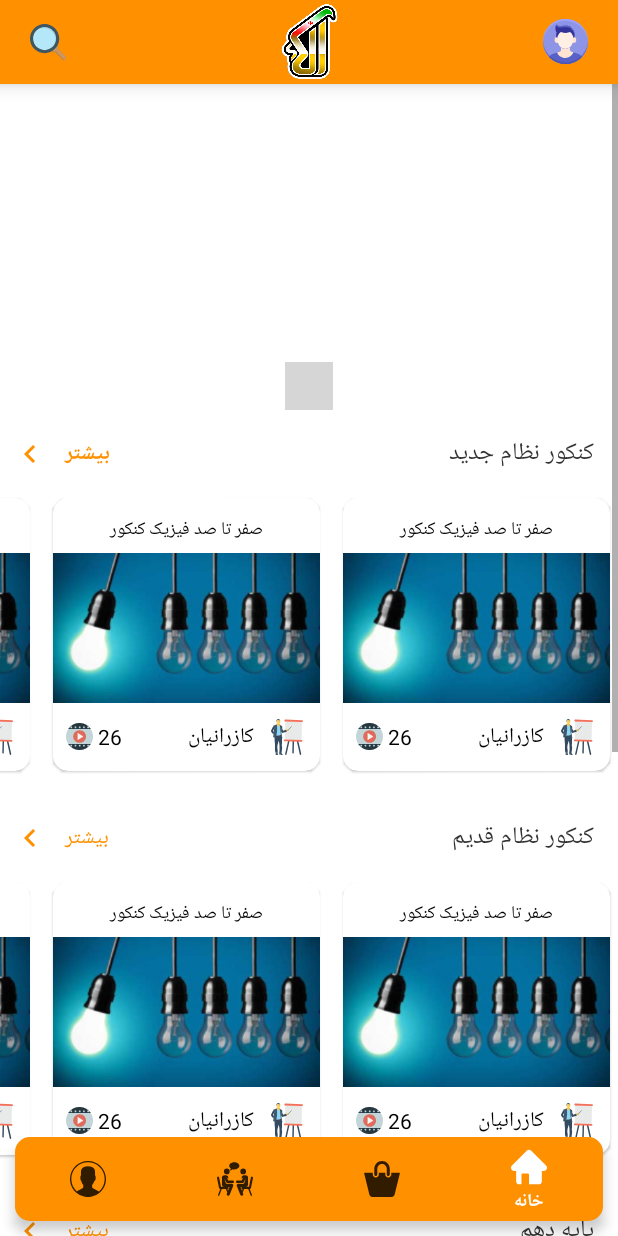
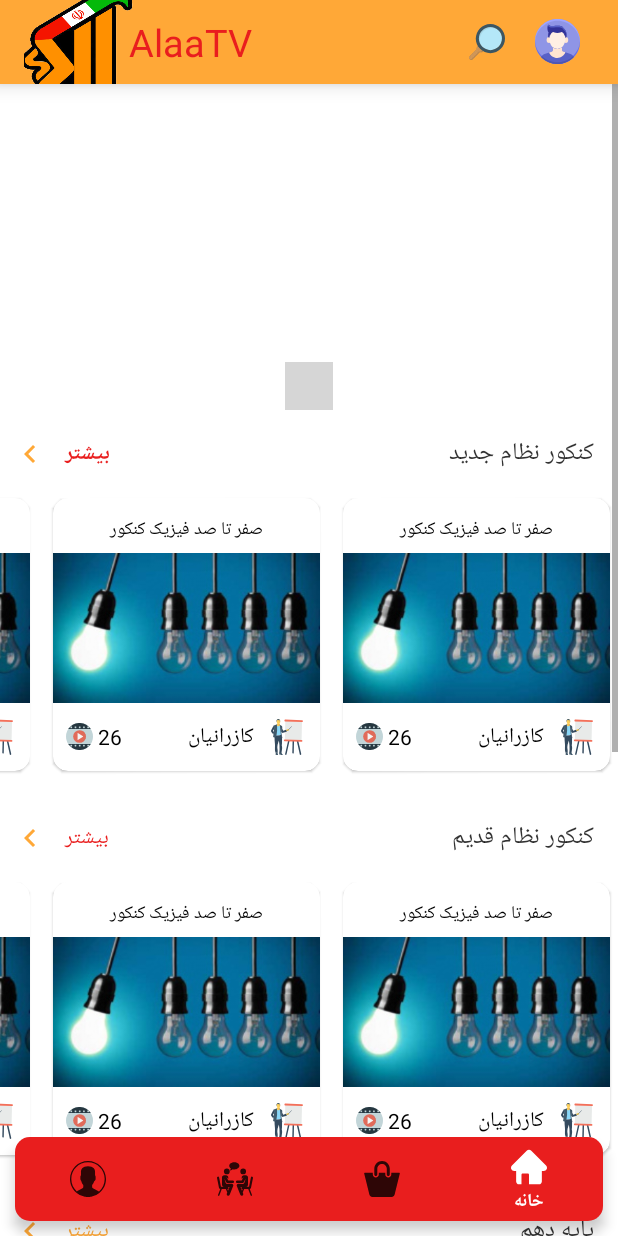
Before and after one commit to javad9214/Alaa, an Android app: the screen it shows after launch (HomeActivity), after a tap on "ورود", on a phone screen of 412 x 824 dp. Run offline under Robolectric (Android 15) with nearby library versions, the phone set to English and light mode, and no system bars; libraries missing offline, so code that uses them is left out: at.blogc.android, com.asksira.loopingviewpager, com.hzn.lib, com.tbuonomo.viewpagerdotsindicator, com.transitionseverywhere and 1 more; plain views replace DotsIndicator, LoopingViewPager; Roboto replaces fonts that are not available here; 19 statements that could not run were skipped; grey boxes are pictures that could not be loaded.

Commit message:
26 June
                          Filter Page Dialog

                      Main theme change

```diff
--- a/app/src/main/res/drawable/ic_chevron_left_black_24dp.xml
+++ b/app/src/main/res/drawable/ic_chevron_left_black_24dp.xml
@@ -1,5 +1,5 @@
 <vector android:autoMirrored="true" android:height="24dp"
     android:viewportHeight="24.0" android:viewportWidth="24.0"
     android:width="24dp" xmlns:android="http://schemas.android.com/apk/res/android">
-    <path android:fillColor="#FF000000" android:pathData="M15.41,7.41L14,6l-6,6 6,6 1.41,-1.41L10.83,12z"/>
+    <path android:fillColor="@color/RedLight" android:pathData="M15.41,7.41L14,6l-6,6 6,6 1.41,-1.41L10.83,12z"/>
 </vector>
--- a/app/src/main/res/drawable/ic_product_nav.xml
+++ b/app/src/main/res/drawable/ic_product_nav.xml
@@ -1,5 +1,5 @@
 <vector android:height="24dp" android:viewportHeight="48"
     android:viewportWidth="48" android:width="24dp" xmlns:android="http://schemas.android.com/apk/res/android">
-    <path android:fillColor="#FF000000" android:pathData="M15.733,20.125c1.104,0 2,-0.896 2,-2v-7.8C17.733,6.838 20.57,4 24.058,4c3.487,0 6.325,2.838 6.325,6.325v7.8c0,1.104 0.896,2 2,2c1.104,0 2,-0.896 2,-2v-7.8C34.383,4.632 29.751,0 24.058,0c-5.692,0 -10.324,4.632 -10.324,10.325v7.8C13.733,19.229 14.629,20.125 15.733,20.125z"/>
-    <path android:fillColor="#FF000000" android:pathData="M47,15.631H36.383v2.494c0,2.206 -1.794,4 -4,4c-2.205,0 -4,-1.794 -4,-4v-2.494h-8.649v2.494c0,2.206 -1.794,4 -4,4s-4,-1.794 -4,-4v-2.494H1c-0.552,0 -0.893,0.435 -0.762,0.971L7.235,45.1C7.658,46.702 9.343,48 11,48h26c1.658,0 3.342,-1.299 3.767,-2.9l6.996,-28.498C47.893,16.065 47.553,15.631 47,15.631z"/>
+    <path android:fillColor="@color/pureWhite" android:pathData="M15.733,20.125c1.104,0 2,-0.896 2,-2v-7.8C17.733,6.838 20.57,4 24.058,4c3.487,0 6.325,2.838 6.325,6.325v7.8c0,1.104 0.896,2 2,2c1.104,0 2,-0.896 2,-2v-7.8C34.383,4.632 29.751,0 24.058,0c-5.692,0 -10.324,4.632 -10.324,10.325v7.8C13.733,19.229 14.629,20.125 15.733,20.125z"/>
+    <path android:fillColor="@color/pureWhite" android:pathData="M47,15.631H36.383v2.494c0,2.206 -1.794,4 -4,4c-2.205,0 -4,-1.794 -4,-4v-2.494h-8.649v2.494c0,2.206 -1.794,4 -4,4s-4,-1.794 -4,-4v-2.494H1c-0.552,0 -0.893,0.435 -0.762,0.971L7.235,45.1C7.658,46.702 9.343,48 11,48h26c1.658,0 3.342,-1.299 3.767,-2.9l6.996,-28.498C47.893,16.065 47.553,15.631 47,15.631z"/>
 </vector>
--- a/app/src/main/res/layout/activity_main.xml
+++ b/app/src/main/res/layout/activity_main.xml
@@ -20,38 +20,63 @@
             android:layout_width="match_parent"
             android:layout_height="?attr/actionBarSize">
 
+            <RelativeLayout
+                android:layout_width="match_parent"
+                android:layout_height="match_parent"
+                android:layout_marginRight="20dp">
+
                 <androidx.appcompat.widget.AppCompatImageView
+                    android:id="@+id/search_button"
                     android:layout_width="wrap_content"
                     android:layout_height="wrap_content"
-                android:id="@+id/search_button"
-                android:src="@drawable/ic_searching_btn"
+                    android:scaleX="-1"
+                    android:layout_marginEnd="20dp"
                     android:layout_gravity="start"
-                android:layout_marginStart="20dp"
+                    android:layout_centerVertical="true"
+                    android:layout_toStartOf="@+id/img_profile"
+                    android:background="?selectableItemBackgroundBorderless"
+                    android:clickable="true"
+                    android:focusable="true"
                     android:onClick="GoTOSearch"
-                android:clickable="true"
-                android:background="?selectableItemBackgroundBorderless"
-                android:focusable="true" />
+                    android:src="@drawable/ic_searching_btn" />
 
 
                 <ImageView
-                android:layout_width="50dp"
+                    android:id="@+id/alaa_logo"
+                    android:layout_width="70dp"
                     android:layout_height="50dp"
+                    android:layout_alignParentBottom="true"
                     android:layout_gravity="center"
-                android:id="@+id/alaa_logo"
-                android:src="@drawable/alaa_logo_colored"
-                android:scaleType="fitCenter"/>
+                    android:scaleType="centerInside"
+                    android:scaleY="3"
+                    android:scaleX="3.75"
+                    android:src="@drawable/alaa_logo_black" />
+
+
+                <com.example.alaa.Views.UI.CustomViews.MyTextView
+                    android:layout_width="wrap_content"
+                    android:layout_height="wrap_content"
+                    android:text="@string/app_name"
+                    android:layout_centerVertical="true"
+                    android:textColor="@color/RedLight"
+                    android:layout_toEndOf="@id/alaa_logo"
+                   app:MyTextViewFont="MaliBoldItalic"
+                    android:textSize="25sp"/>
 
                 <androidx.appcompat.widget.AppCompatImageView
+                    android:id="@+id/img_profile"
                     android:layout_width="wrap_content"
                     android:layout_height="wrap_content"
-                android:id="@+id/img_profile"
-                android:src="@drawable/ic_account"
-                android:layout_gravity="end"
-                android:layout_marginEnd="20dp"
+                    android:layout_alignParentEnd="true"
+                    android:layout_centerVertical="true"
+                    android:layout_marginEnd="5dp"
+                    android:background="?selectableItemBackgroundBorderless"
+                    android:clickable="true"
+                    android:focusable="true"
                     android:onClick="Onclick_dashboard"
-                android:clickable="true"
-                android:background="?selectableItemBackgroundBorderless"
-                android:focusable="true" />
+                    android:src="@drawable/ic_account" />
+
+            </RelativeLayout>
 
 
         </androidx.appcompat.widget.Toolbar>
--- a/app/src/main/res/layout/content_main.xml
+++ b/app/src/main/res/layout/content_main.xml
@@ -67,6 +67,7 @@
                         android:layout_gravity="bottom"
                         android:layout_marginStart="0dp"
                         android:text="@string/more"
+                        android:textColor="@color/RedLight"
                         android:textStyle="bold"
                         app:icon="@drawable/ic_chevron_left_black_24dp"
                         android:onClick="Onclick_more"/>
@@ -113,6 +114,7 @@
                         android:layout_height="wrap_content"
                         android:layout_gravity="bottom"
                         android:text="@string/more"
+                        android:textColor="@color/RedLight"
                         app:icon="@drawable/ic_chevron_left_black_24dp" />
 
                     <com.example.alaa.Views.UI.CustomViews.MyTextView
@@ -255,7 +257,7 @@
         android:layout_marginStart="0dp"
         android:layout_marginEnd="0dp"
         style="@style/Widget.MaterialComponents.BottomNavigationView.Colored"
-        android:background="@color/alaa5"
+        android:background="@color/RedLight"
         app:itemIconTint="@drawable/bottom_navigation_colors"
         app:itemTextColor="@drawable/bottom_navigation_colors"
         app:layout_constraintBottom_toBottomOf="parent"
--- a/app/src/main/res/layout/content_product_page.xml
+++ b/app/src/main/res/layout/content_product_page.xml
@@ -247,7 +247,7 @@
         android:layout_marginStart="@dimen/Margin16"
         android:layout_marginBottom="@dimen/Margin10"
         android:src="@drawable/ic_product_nav"
-        app:backgroundTint="@color/alaa5"
+        app:backgroundTint="@color/green"
         app:fabSize="normal"/>
 
 </androidx.constraintlayout.widget.ConstraintLayout>
--- a/app/src/main/res/layout/filter_items.xml
+++ b/app/src/main/res/layout/filter_items.xml
@@ -8,4 +8,8 @@
     android:layout_height="wrap_content"
     android:layout_marginStart="@dimen/Margin16"
     android:layout_marginEnd="@dimen/Margin5"
+    app:backgroundTint="@color/pureWhite"
+    android:textColor="@color/blackTitle"
+    app:iconTint="@color/black"
+    style="@style/Widget.MaterialComponents.Button.OutlinedButton"
     android:text="@string/NewSystem" />
--- a/app/src/main/res/layout/total_price_component.xml
+++ b/app/src/main/res/layout/total_price_component.xml
@@ -34,7 +34,7 @@
                 android:layout_marginEnd="@dimen/Margin5"
                 android:gravity="center"
                 android:text="(49,000)"
-                android:textColor="@color/Red"
+                android:textColor="@color/RedLight"
                 android:textSize="18sp"
                 app:MyTextViewFont="IranSansNumMedium" />
 
--- a/app/src/main/res/values/colors.xml
+++ b/app/src/main/res/values/colors.xml
@@ -2,7 +2,7 @@
 <resources>
     <color name="colorPrimary">#3AF3DF</color>
     <color name="colorPrimaryDark">#00574B</color>
-    <color name="colorAccent">#D81B60</color>
+    <color name="colorAccent">#FD0863</color>
 
     <color name="pureWhite">#ffffff</color>
     <color name="grayWhite">#A1EEEEEE</color>
@@ -13,14 +13,18 @@
     <color name="gray2">#D2201F1F</color>
     <color name="green">#4CAF50</color>
     <color name="lightGreen">#09EB10</color>
+    <color name="customGreen">#09EB10</color>
     <color name="darkGreen">#065A08</color>
     <color name="saddleBrown">#8B4513</color>
     <color name="DarkOliveGreen">#556B2F</color>
-    <color name="purple">#9816f4</color>
+    <color name="purple">#C6A855E4</color>
     <color name="Red">#8A0505</color>
+    <color name="RedLight">#E91E1E</color>
+    <color name="custom">#F84613</color>
 
     <!-- Alaa colors -->
    <color name="alaa0">#B9FFA837</color>
+   <color name="alaa">#D5F7B999</color>
     <color name="alaa1">#ffa837</color>
     <color name="alaa2">#ff9e21</color>
     <color name="alaa3">#ff9a17</color>
--- a/app/src/main/res/values/strings.xml
+++ b/app/src/main/res/values/strings.xml
@@ -1,6 +1,6 @@
 <resources>
 
-    <string name="app_name">Alaa</string>
+    <string name="app_name">AlaaTV</string>
 
     //navigation button
     <string name="title_home">خانه</string>
@@ -102,7 +102,7 @@
     <string name="Major_Ensani">انسانی</string>
     <string name="Lesson">درس</string>
     <string name="teacher">دبیر</string>
-
+    <string name="ApplyFilter">اعمال</string>
 
     //others
     <string name="BracketLeft"> ( </string>
--- a/app/src/main/res/values/styles.xml
+++ b/app/src/main/res/values/styles.xml
@@ -13,8 +13,8 @@
         <item name="windowActionBar">false</item>
         <item name="windowNoTitle">true</item>
 
-        <item name="colorPrimary">@color/alaa5</item>
-        <item name="colorPrimaryDark">@color/alaa5</item>
+        <item name="colorPrimary">@color/alaa1</item>
+        <item name="colorPrimaryDark">@color/alaa1</item>
         <item name="colorAccent">@color/alaa5</item>
 
 
```
Also changed, not shown: app/src/main/AndroidManifest.xml (+2 -5 lines), app/src/main/java/com/example/alaa/Views/UI/CustomViews/FilteringStepGuide.kt (added, +29 -0 lines), app/src/main/java/com/example/alaa/Views/UI/CustomViews/MyTextView.java (+12 -0 lines), app/src/main/res/layout/filter_navigation.xml (+19 -20 lines), app/src/main/res/layout/filtering_guide_step.xml (added, +184 -0 lines), app/src/main/res/layout/fragment_base_filter_dialog.xml (+8 -8 lines), app/src/main/res/layout/fragment_filter_education_system.xml (+10 -0 lines), app/src/main/res/values/attr.xml (+15 -0 lines), app/src/main/res/drawable-v24/alaa_logo_black.png (added), app/src/main/res/drawable-v24/alaa_logo_white.png (added). Lines whose indentation alone changed are shown as unchanged.
